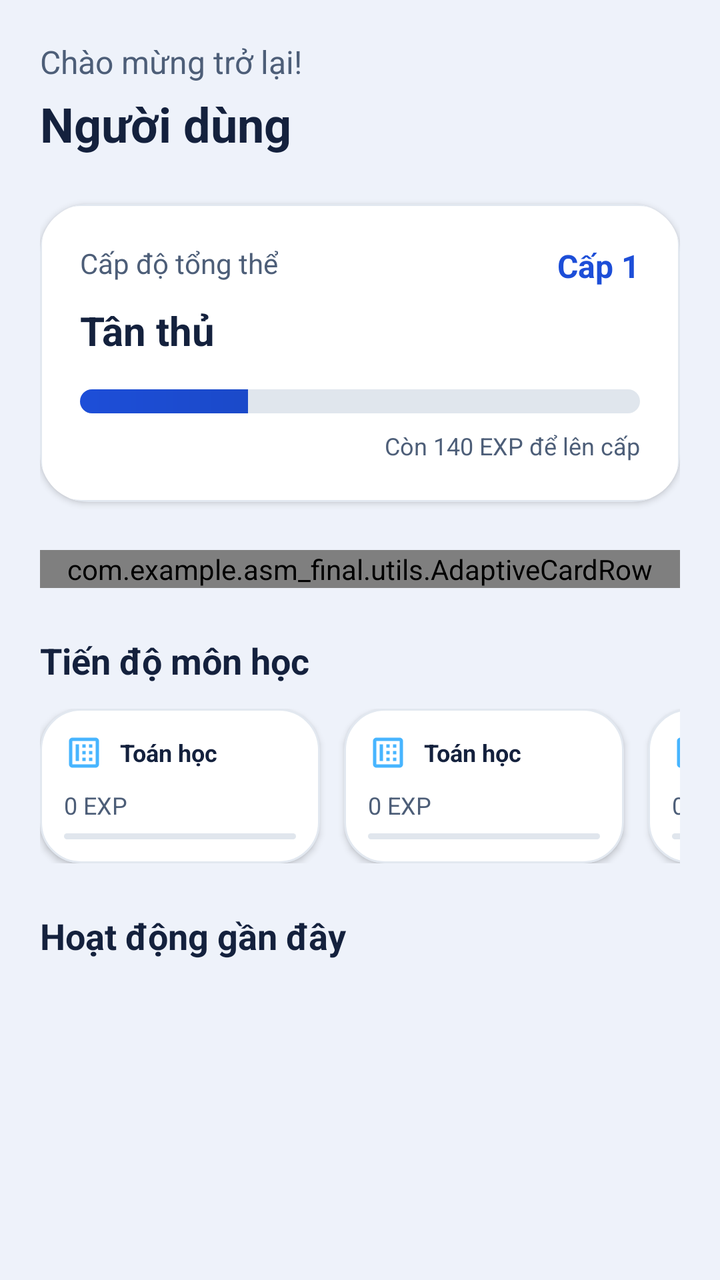
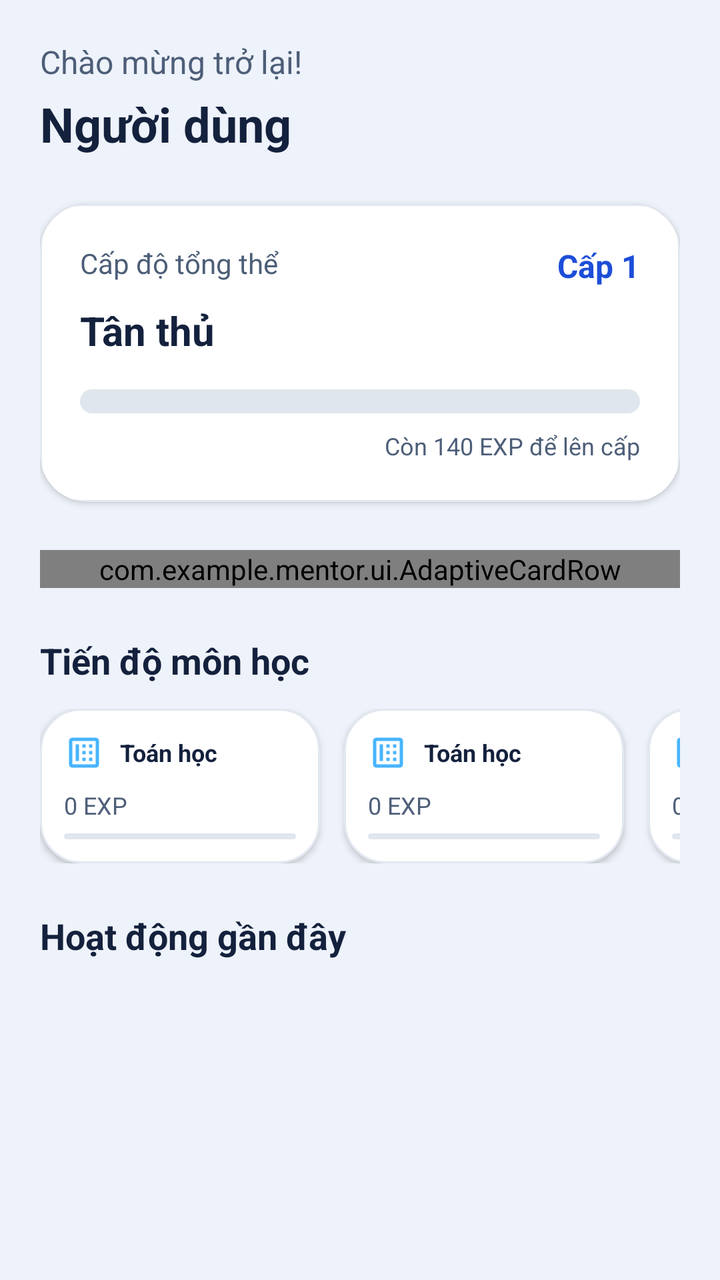

The first picture is an Android layout as it rendered before a commit; the second is the same layout after the commit. The layout source and the unified diff follow.
<!-- AndroidManifest.xml: activity theme Theme.ASMfinal -->
<!-- res/layout/fragment_home.xml -->
<androidx.core.widget.NestedScrollView xmlns:android="http://schemas.android.com/apk/res/android" xmlns:app="http://schemas.android.com/apk/res-auto" android:layout_width="match_parent" android:layout_height="match_parent" android:background="@color/neumorphic_background">

    <LinearLayout android:layout_width="match_parent" android:layout_height="wrap_content" android:orientation="vertical" android:padding="20dp">

        
        <TextView android:id="@+id/tv_home_welcome" android:layout_width="wrap_content" android:layout_height="wrap_content" android:text="@string/home_welcome_back" android:textColor="@color/textColorSecondary" android:textSize="16sp" />

        <TextView android:id="@+id/txt_home_content" android:layout_width="wrap_content" android:layout_height="wrap_content" android:layout_marginTop="4dp" android:text="@string/home_default_user" android:textColor="@color/textColorPrimary" android:textSize="24sp" android:textStyle="bold" />

        
        <androidx.cardview.widget.CardView android:layout_width="match_parent" android:layout_height="wrap_content" android:layout_marginTop="24dp" app:cardCornerRadius="24dp" app:cardElevation="2dp" app:cardBackgroundColor="@android:color/transparent">

            <LinearLayout android:layout_width="match_parent" android:layout_height="wrap_content" android:background="@drawable/neumorphic_card_bg" android:orientation="vertical" android:padding="20dp">

                <RelativeLayout android:layout_width="match_parent" android:layout_height="wrap_content">

                    <TextView android:id="@+id/tv_total_level_label" android:layout_width="wrap_content" android:layout_height="wrap_content" android:text="@string/home_overall_level" android:textColor="@color/textColorSecondary" android:textSize="14sp" />

                    <TextView android:id="@+id/tv_total_level_value" android:layout_width="wrap_content" android:layout_height="wrap_content" android:layout_alignParentEnd="true" android:text="@string/home_default_level" android:textColor="@color/neumorphic_accent" android:textSize="16sp" android:textStyle="bold" />
                </RelativeLayout>

                <TextView android:id="@+id/tv_level_title" android:layout_width="wrap_content" android:layout_height="wrap_content" android:layout_marginTop="8dp" android:text="@string/home_level_1" android:textColor="@color/textColorPrimary" android:textSize="20sp" android:textStyle="bold" />

                <ProgressBar android:id="@+id/pb_total_exp" style="@android:style/Widget.ProgressBar.Horizontal" android:layout_width="match_parent" android:layout_height="12dp" android:layout_marginTop="16dp" android:max="100" android:progress="30" android:progressDrawable="@drawable/custom_progress_bar" />

                <TextView android:id="@+id/tv_exp_detail" android:layout_width="wrap_content" android:layout_height="wrap_content" android:layout_gravity="end" android:layout_marginTop="8dp" android:text="@string/home_default_exp_remaining" android:textColor="@color/textColorSecondary" android:textSize="12sp" />

            </LinearLayout>
        </androidx.cardview.widget.CardView>

        
        <com.example.asm_final.utils.AdaptiveCardRow android:layout_width="match_parent" android:layout_height="wrap_content" android:layout_marginTop="24dp" android:baselineAligned="false" android:orientation="horizontal">

            
            <androidx.cardview.widget.CardView android:layout_width="0dp" android:layout_height="wrap_content" android:layout_weight="1.2" android:layout_marginEnd="8dp" app:cardCornerRadius="20dp" app:cardElevation="2dp" app:cardBackgroundColor="@android:color/transparent">

                <LinearLayout android:layout_width="match_parent" android:layout_height="match_parent" android:background="@drawable/neumorphic_card_bg" android:gravity="center" android:orientation="vertical" android:padding="16dp">

                    <TextView android:layout_width="wrap_content" android:layout_height="wrap_content" android:text="@string/home_completion_ratio" android:textColor="@color/textColorPrimary" android:textSize="14sp" android:textStyle="bold" />

                    <com.example.asm_final.utils.SimplePieChartView android:id="@+id/pie_chart_exp" android:layout_width="120dp" android:layout_height="120dp" android:layout_marginTop="12dp" />

                    <TextView android:id="@+id/tv_chart_summary" android:layout_width="wrap_content" android:layout_height="wrap_content" android:layout_marginTop="8dp" android:text="@string/home_based_on_exp" android:textColor="@color/textColorSecondary" android:textSize="12sp" />
                </LinearLayout>
            </androidx.cardview.widget.CardView>

            
            <androidx.cardview.widget.CardView android:layout_width="0dp" android:layout_height="wrap_content" android:layout_weight="1" android:layout_marginStart="8dp" app:cardCornerRadius="20dp" app:cardElevation="2dp" app:cardBackgroundColor="@android:color/transparent">

                <LinearLayout android:layout_width="match_parent" android:layout_height="match_parent" android:background="@drawable/neumorphic_card_bg" android:orientation="vertical" android:padding="16dp">

                    <TextView android:layout_width="wrap_content" android:layout_height="wrap_content" android:text="@string/home_learning_time" android:textColor="@color/textColorPrimary" android:textSize="14sp" android:textStyle="bold" />

                    
                    <TextView android:layout_width="wrap_content" android:layout_height="wrap_content" android:text="@string/cat_math" android:textSize="12sp" android:layout_marginTop="12dp" />
                    <ProgressBar android:id="@+id/pb_time_math" style="@android:style/Widget.ProgressBar.Horizontal" android:layout_width="match_parent" android:layout_height="4dp" android:progressDrawable="@drawable/custom_progress_bar" />

                    <TextView android:layout_width="wrap_content" android:layout_height="wrap_content" android:text="@string/cat_science" android:textSize="12sp" android:layout_marginTop="6dp" />
                    <ProgressBar android:id="@+id/pb_time_science" style="@android:style/Widget.ProgressBar.Horizontal" android:layout_width="match_parent" android:layout_height="4dp" android:progressDrawable="@drawable/custom_progress_bar" />

                    <TextView android:layout_width="wrap_content" android:layout_height="wrap_content" android:text="@string/cat_history" android:textSize="12sp" android:layout_marginTop="6dp" />
                    <ProgressBar android:id="@+id/pb_time_history" style="@android:style/Widget.ProgressBar.Horizontal" android:layout_width="match_parent" android:layout_height="4dp" android:progressDrawable="@drawable/custom_progress_bar" />

                    <TextView android:layout_width="wrap_content" android:layout_height="wrap_content" android:text="@string/cat_it" android:textSize="12sp" android:layout_marginTop="6dp" />
                    <ProgressBar android:id="@+id/pb_time_prog" style="@android:style/Widget.ProgressBar.Horizontal" android:layout_width="match_parent" android:layout_height="4dp" android:progressDrawable="@drawable/custom_progress_bar" />

                </LinearLayout>
            </androidx.cardview.widget.CardView>
        </com.example.asm_final.utils.AdaptiveCardRow>

        <TextView android:layout_width="wrap_content" android:layout_height="wrap_content" android:layout_marginTop="24dp" android:text="@string/home_subject_progress" android:textColor="@color/textColorPrimary" android:textSize="18sp" android:textStyle="bold" />

        <HorizontalScrollView android:layout_width="match_parent" android:layout_height="wrap_content" android:layout_marginTop="12dp" android:scrollbars="none">

            <LinearLayout android:layout_width="wrap_content" android:layout_height="wrap_content" android:orientation="horizontal">

                <include layout="@layout/item_subject_mini_stat" android:id="@+id/mini_math" />
                <include layout="@layout/item_subject_mini_stat" android:id="@+id/mini_science" />
                <include layout="@layout/item_subject_mini_stat" android:id="@+id/mini_history" />
                <include layout="@layout/item_subject_mini_stat" android:id="@+id/mini_prog" />
            </LinearLayout>
        </HorizontalScrollView>


        
        <TextView android:layout_width="wrap_content" android:layout_height="wrap_content" android:layout_marginTop="24dp" android:text="@string/home_recent_activity" android:textColor="@color/textColorPrimary" android:textSize="18sp" android:textStyle="bold" />

        <androidx.recyclerview.widget.RecyclerView android:id="@+id/rv_recent_activity" android:layout_width="match_parent" android:layout_height="wrap_content" android:layout_marginTop="12dp" android:nestedScrollingEnabled="false" />

    </LinearLayout>
</androidx.core.widget.NestedScrollView>
<!-- res/layout/item_subject_mini_stat.xml (included above) -->
<?xml version="1.0" encoding="utf-8"?>

<androidx.cardview.widget.CardView xmlns:android="http://schemas.android.com/apk/res/android"
    xmlns:app="http://schemas.android.com/apk/res-auto"
    android:layout_width="140dp"
    android:layout_height="wrap_content"
    android:layout_marginEnd="12dp"
    app:cardBackgroundColor="@android:color/transparent"
    app:cardCornerRadius="20dp"
    app:cardElevation="2dp">

    <LinearLayout
        android:layout_width="match_parent"
        android:layout_height="wrap_content"
        android:background="@drawable/neumorphic_card_bg"
        android:orientation="vertical"
        android:padding="12dp">

        <LinearLayout
            android:layout_width="match_parent"
            android:layout_height="wrap_content"
            android:gravity="center_vertical"
            android:orientation="horizontal">

            <ImageView
                android:id="@+id/iv_mini_icon"
                android:layout_width="20dp"
                android:layout_height="20dp"
                android:src="@drawable/ic_math_stat" />

            <TextView
                android:id="@+id/tv_mini_name"
                android:layout_width="wrap_content"
                android:layout_height="wrap_content"
                android:layout_marginStart="8dp"
                android:text="@string/cat_math"
                android:textColor="@color/textColorPrimary"
                android:textSize="12sp"
                android:textStyle="bold" />
        </LinearLayout>

        <TextView
            android:id="@+id/tv_mini_exp"
            android:layout_width="wrap_content"
            android:layout_height="wrap_content"
            android:layout_marginTop="8dp"
            android:text="@string/zero_exp"
            android:textColor="@color/textColorSecondary"
            android:textSize="12sp" />

        <ProgressBar
            android:id="@+id/pb_mini_stat"
            style="@android:style/Widget.ProgressBar.Horizontal"
            android:layout_width="match_parent"
            android:layout_height="3dp"
            android:layout_marginTop="6dp"
            android:progressDrawable="@drawable/custom_progress_bar" />
    </LinearLayout>
</androidx.cardview.widget.CardView>
<!-- resources referenced by this layout -->
<resources>
  <color name="neumorphic_accent">#1D4ED8</color>
  <color name="neumorphic_background">#EEF2FA</color>
  <color name="textColorPrimary">#14213D</color>
  <color name="textColorSecondary">#4D5E78</color>
  <!-- drawable ic_math_stat (drawable) -->
  <vector xmlns:android="http://schemas.android.com/apk/res/android"
      android:width="24dp"
      android:height="24dp"
      android:viewportWidth="24"
      android:viewportHeight="24">
      <path
          android:fillColor="#47B5FF"
          android:pathData="M19,3L5,3c-1.1,0 -2,0.9 -2,2v14c0,1.1 0.9,2 2,2h14c1.1,0 2,-0.9 2,-2L21,5c0,-1.1 -0.9,-2 -2,-2zM19,19L5,19L5,5h14v14zM13,7h-2v2h2L13,7zM17,7h-2v2h2L17,7zM13,11h-2v2h2v-2zM17,11h-2v2h2v-2zM13,15h-2v2h2v-2zM17,15h-2v2h2v-2zM9,7L7,7v10h2L9,7z" />
  </vector>
  <!-- drawable neumorphic_card_bg (drawable) -->
  <shape xmlns:android="http://schemas.android.com/apk/res/android"><solid android:color="@color/surfaceColor"/><corners android:radius="20dp"/><stroke android:width="1dp" android:color="@color/dividerColor"/></shape>
  <string name="cat_history">Lịch sử</string>
  <string name="cat_it">Lập trình</string>
  <string name="cat_math">Toán học</string>
  <string name="cat_science">Khoa học</string>
  <string name="home_based_on_exp">Dựa trên EXP</string>
  <string name="home_completion_ratio">Tỉ lệ hoàn thành</string>
  <string name="home_default_exp_remaining">Còn 140 EXP để lên cấp</string>
  <string name="home_default_level">Cấp 1</string>
  <string name="home_default_user">Người dùng</string>
  <string name="home_learning_time">Thời gian học</string>
  <string name="home_level_1">Tân thủ</string>
  <string name="home_overall_level">Cấp độ tổng thể</string>
  <string name="home_recent_activity">Hoạt động gần đây</string>
  <string name="home_subject_progress">Tiến độ môn học</string>
  <string name="home_welcome_back">Chào mừng trở lại!</string>
  <string name="zero_exp">0 EXP</string>
  <style name="Theme.ASMfinal" parent="Base.Theme.ASMfinal" />
  <color name="progressTrackColor">#E0E6ED</color>
  <color name="primaryColor">#1D4ED8</color>
  <color name="primaryDarkColor">#163FA7</color>
  <color name="surfaceColor">#FFFFFF</color>
  <color name="dividerColor">#E2E8F0</color>
  <color name="white">#FFFFFFFF</color>
  <color name="primaryContainerColor">#DCE7FF</color>
  <color name="accentColor">#087F72</color>
  <color name="black">#FF000000</color>
  <color name="surfaceVariantColor">#E2E9F5</color>
  <color name="backgroundColor">#EEF2FA</color>
  <style name="MentorAppButton" parent="Widget.MaterialComponents.Button">
          <item name="backgroundTint">@color/mentor_app_button</item><item name="android:textColor">#FFFFFF</item><item name="cornerRadius">16dp</item><item name="android:minHeight">52dp</item>
          <item name="android:textAllCaps">false</item><item name="android:textSize">15sp</item>
          <item name="android:fontFamily">sans-serif-medium</item>
      </style>
  <style name="MentorAppInput" parent="Widget.MaterialComponents.TextInputLayout.OutlinedBox">
          <item name="boxCornerRadiusTopStart">16dp</item><item name="boxCornerRadiusTopEnd">16dp</item>
          <item name="boxCornerRadiusBottomStart">16dp</item><item name="boxCornerRadiusBottomEnd">16dp</item>
      </style>
  <style name="MentorWindowAnimation"><item name="android:activityOpenEnterAnimation">@anim/mentor_enter</item><item name="android:activityOpenExitAnimation">@anim/mentor_exit</item><item name="android:activityCloseEnterAnimation">@anim/mentor_enter</item><item name="android:activityCloseExitAnimation">@anim/mentor_exit</item></style>
  <color name="mentor_app_button">#1D4ED8</color>
  <!-- unchanged entries left out for length: 2 -->
</resources>

<!-- the commit's change to res/layout/fragment_home.xml (unified diff, before → after) -->
@@ -8,20 +8,20 @@
         <TextView android:id="@+id/txt_home_content" android:layout_width="wrap_content" android:layout_height="wrap_content" android:layout_marginTop="4dp" android:text="@string/home_default_user" android:textColor="@color/textColorPrimary" android:textSize="24sp" android:textStyle="bold" />
 
         
-        <androidx.cardview.widget.CardView android:layout_width="match_parent" android:layout_height="wrap_content" android:layout_marginTop="24dp" app:cardCornerRadius="24dp" app:cardElevation="2dp" app:cardBackgroundColor="@android:color/transparent">
+        <TextView android:id="@+id/tv_dashboard_status" android:layout_width="match_parent" android:layout_height="wrap_content" android:minHeight="48dp" android:text="@string/dashboard_partial" android:textColor="@color/textColorSecondary" android:textSize="14sp" android:visibility="gone" android:clickable="true" android:focusable="true" /><androidx.cardview.widget.CardView android:layout_width="match_parent" android:layout_height="wrap_content" android:layout_marginTop="24dp" app:cardCornerRadius="24dp" app:cardElevation="2dp" app:cardBackgroundColor="@android:color/transparent">
 
             <LinearLayout android:layout_width="match_parent" android:layout_height="wrap_content" android:background="@drawable/neumorphic_card_bg" android:orientation="vertical" android:padding="20dp">
 
                 <RelativeLayout android:layout_width="match_parent" android:layout_height="wrap_content">
 
-                    <TextView android:id="@+id/tv_total_level_label" android:layout_width="wrap_content" android:layout_height="wrap_content" android:text="@string/home_overall_level" android:textColor="@color/textColorSecondary" android:textSize="14sp" />
+                    <TextView android:id="@+id/tv_total_level_label" android:layout_width="match_parent" android:layout_height="wrap_content" android:text="@string/home_overall_level" android:textColor="@color/textColorSecondary" android:textSize="14sp" android:layout_toStartOf="@id/tv_total_level_value" android:layout_marginEnd="8dp" />
 
                     <TextView android:id="@+id/tv_total_level_value" android:layout_width="wrap_content" android:layout_height="wrap_content" android:layout_alignParentEnd="true" android:text="@string/home_default_level" android:textColor="@color/neumorphic_accent" android:textSize="16sp" android:textStyle="bold" />
                 </RelativeLayout>
 
                 <TextView android:id="@+id/tv_level_title" android:layout_width="wrap_content" android:layout_height="wrap_content" android:layout_marginTop="8dp" android:text="@string/home_level_1" android:textColor="@color/textColorPrimary" android:textSize="20sp" android:textStyle="bold" />
 
-                <ProgressBar android:id="@+id/pb_total_exp" style="@android:style/Widget.ProgressBar.Horizontal" android:layout_width="match_parent" android:layout_height="12dp" android:layout_marginTop="16dp" android:max="100" android:progress="30" android:progressDrawable="@drawable/custom_progress_bar" />
+                <ProgressBar android:id="@+id/pb_total_exp" style="@android:style/Widget.ProgressBar.Horizontal" android:layout_width="match_parent" android:layout_height="12dp" android:layout_marginTop="16dp" android:max="100" android:progress="0" android:progressDrawable="@drawable/custom_progress_bar" />
 
                 <TextView android:id="@+id/tv_exp_detail" android:layout_width="wrap_content" android:layout_height="wrap_content" android:layout_gravity="end" android:layout_marginTop="8dp" android:text="@string/home_default_exp_remaining" android:textColor="@color/textColorSecondary" android:textSize="12sp" />
 
@@ -29,7 +29,7 @@
         </androidx.cardview.widget.CardView>
 
         
-        <com.example.asm_final.utils.AdaptiveCardRow android:layout_width="match_parent" android:layout_height="wrap_content" android:layout_marginTop="24dp" android:baselineAligned="false" android:orientation="horizontal">
+        <com.example.mentor.ui.AdaptiveCardRow android:layout_width="match_parent" android:layout_height="wrap_content" android:layout_marginTop="24dp" android:baselineAligned="false" android:orientation="horizontal">
 
             
             <androidx.cardview.widget.CardView android:layout_width="0dp" android:layout_height="wrap_content" android:layout_weight="1.2" android:layout_marginEnd="8dp" app:cardCornerRadius="20dp" app:cardElevation="2dp" app:cardBackgroundColor="@android:color/transparent">
@@ -66,7 +66,7 @@
 
                 </LinearLayout>
             </androidx.cardview.widget.CardView>
-        </com.example.asm_final.utils.AdaptiveCardRow>
+        </com.example.mentor.ui.AdaptiveCardRow>
 
         <TextView android:layout_width="wrap_content" android:layout_height="wrap_content" android:layout_marginTop="24dp" android:text="@string/home_subject_progress" android:textColor="@color/textColorPrimary" android:textSize="18sp" android:textStyle="bold" />
 
@@ -90,62 +90,19 @@
     </LinearLayout>
 </androidx.core.widget.NestedScrollView>
 <!-- res/layout/item_subject_mini_stat.xml (included above) -->
-<?xml version="1.0" encoding="utf-8"?>
+<androidx.cardview.widget.CardView xmlns:android="http://schemas.android.com/apk/res/android" xmlns:app="http://schemas.android.com/apk/res-auto" android:layout_width="140dp" android:layout_height="wrap_content" android:layout_marginEnd="12dp" app:cardBackgroundColor="@android:color/transparent" app:cardCornerRadius="20dp" app:cardElevation="2dp">
 
-<androidx.cardview.widget.CardView xmlns:android="http://schemas.android.com/apk/res/android"
-    xmlns:app="http://schemas.android.com/apk/res-auto"
-    android:layout_width="140dp"
-    android:layout_height="wrap_content"
-    android:layout_marginEnd="12dp"
-    app:cardBackgroundColor="@android:color/transparent"
-    app:cardCornerRadius="20dp"
-    app:cardElevation="2dp">
+    <LinearLayout android:layout_width="match_parent" android:layout_height="wrap_content" android:background="@drawable/neumorphic_card_bg" android:orientation="vertical" android:padding="12dp">
 
-    <LinearLayout
-        android:layout_width="match_parent"
-        android:layout_height="wrap_content"
-        android:background="@drawable/neumorphic_card_bg"
-        android:orientation="vertical"
-        android:padding="12dp">
+        <LinearLayout android:layout_width="match_parent" android:layout_height="wrap_content" android:gravity="center_vertical" android:orientation="horizontal">
 
-        <LinearLayout
-            android:layout_width="match_parent"
-            android:layout_height="wrap_content"
-            android:gravity="center_vertical"
-            android:orientation="horizontal">
+            <ImageView android:id="@+id/iv_mini_icon" android:layout_width="20dp" android:layout_height="20dp" android:src="@drawable/ic_math_stat" android:contentDescription="@null" android:importantForAccessibility="no" />
 
-            <ImageView
-                android:id="@+id/iv_mini_icon"
-                android:layout_width="20dp"
-                android:layout_height="20dp"
-                android:src="@drawable/ic_math_stat" />
-
-            <TextView
-                android:id="@+id/tv_mini_name"
-                android:layout_width="wrap_content"
-                android:layout_height="wrap_content"
-                android:layout_marginStart="8dp"
-                android:text="@string/cat_math"
-                android:textColor="@color/textColorPrimary"
-                android:textSize="12sp"
-                android:textStyle="bold" />
+            <TextView android:id="@+id/tv_mini_name" android:layout_width="wrap_content" android:layout_height="wrap_content" android:layout_marginStart="8dp" android:text="@string/cat_math" android:textColor="@color/textColorPrimary" android:textSize="12sp" android:textStyle="bold" />
         </LinearLayout>
 
-        <TextView
-            android:id="@+id/tv_mini_exp"
-            android:layout_width="wrap_content"
-            android:layout_height="wrap_content"
-            android:layout_marginTop="8dp"
-            android:text="@string/zero_exp"
-            android:textColor="@color/textColorSecondary"
-            android:textSize="12sp" />
+        <TextView android:id="@+id/tv_mini_exp" android:layout_width="wrap_content" android:layout_height="wrap_content" android:layout_marginTop="8dp" android:text="@string/zero_exp" android:textColor="@color/textColorSecondary" android:textSize="12sp" />
 
-        <ProgressBar
-            android:id="@+id/pb_mini_stat"
-            style="@android:style/Widget.ProgressBar.Horizontal"
-            android:layout_width="match_parent"
-            android:layout_height="3dp"
-            android:layout_marginTop="6dp"
-            android:progressDrawable="@drawable/custom_progress_bar" />
+        <ProgressBar android:id="@+id/pb_mini_stat" style="@android:style/Widget.ProgressBar.Horizontal" android:layout_width="match_parent" android:layout_height="3dp" android:layout_marginTop="6dp" android:progressDrawable="@drawable/custom_progress_bar" />
     </LinearLayout>
 </androidx.cardview.widget.CardView>
<!-- resource entries referenced after the edit -->
@@ -20,12 +20,13 @@
   <string name="cat_it">Lập trình</string>
   <string name="cat_math">Toán học</string>
   <string name="cat_science">Khoa học</string>
+  <string name="dashboard_partial">Một số tiến độ chưa tải được. Chạm để thử lại.</string>
   <string name="home_based_on_exp">Dựa trên EXP</string>
   <string name="home_completion_ratio">Tỉ lệ hoàn thành</string>
   <string name="home_default_exp_remaining">Còn 140 EXP để lên cấp</string>
   <string name="home_default_level">Cấp 1</string>
   <string name="home_default_user">Người dùng</string>
-  <string name="home_learning_time">Thời gian học</string>
+  <string name="home_learning_time">Thời gian học (ước tính)</string>
   <string name="home_level_1">Tân thủ</string>
   <string name="home_overall_level">Cấp độ tổng thể</string>
   <string name="home_recent_activity">Hoạt động gần đây</string>
@@ -53,7 +54,6 @@
           <item name="boxCornerRadiusTopStart">16dp</item><item name="boxCornerRadiusTopEnd">16dp</item>
           <item name="boxCornerRadiusBottomStart">16dp</item><item name="boxCornerRadiusBottomEnd">16dp</item>
       </style>
-  <style name="MentorWindowAnimation"><item name="android:activityOpenEnterAnimation">@anim/mentor_enter</item><item name="android:activityOpenExitAnimation">@anim/mentor_exit</item><item name="android:activityCloseEnterAnimation">@anim/mentor_enter</item><item name="android:activityCloseExitAnimation">@anim/mentor_exit</item></style>
   <color name="mentor_app_button">#1D4ED8</color>
   <!-- unchanged entries left out for length: 2 -->
 </resources>
